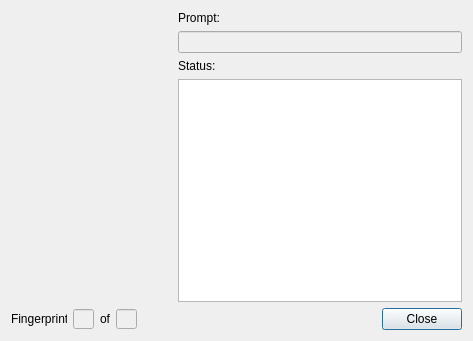
This is fedialog.ui in fashtop3/QT-biometrics-main as Qt 5 draws it before an edit. The edited form follows.
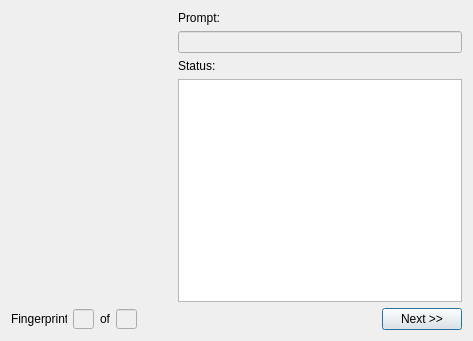
This is the edited form.

Commit message: proceeding to next step of verifiying multiple fpt

What changed in the file:
```diff
--- a/fedialog.ui
+++ b/fedialog.ui
@@ -157,7 +157,7 @@
      <item>
       <widget class="QPushButton" name="pushButton">
        <property name="text">
-        <string>Close</string>
+        <string>Next &gt;&gt;</string>
        </property>
       </widget>
      </item>
```
Left out of the diff: 21 changed lines with no effect on the pictures. The commit also changes 10 other files.
